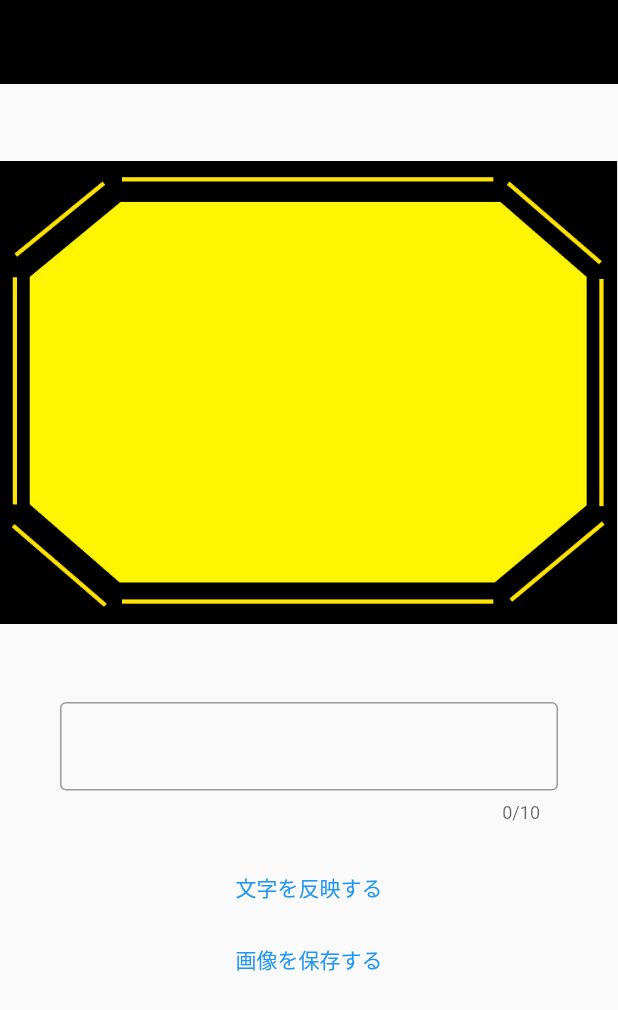
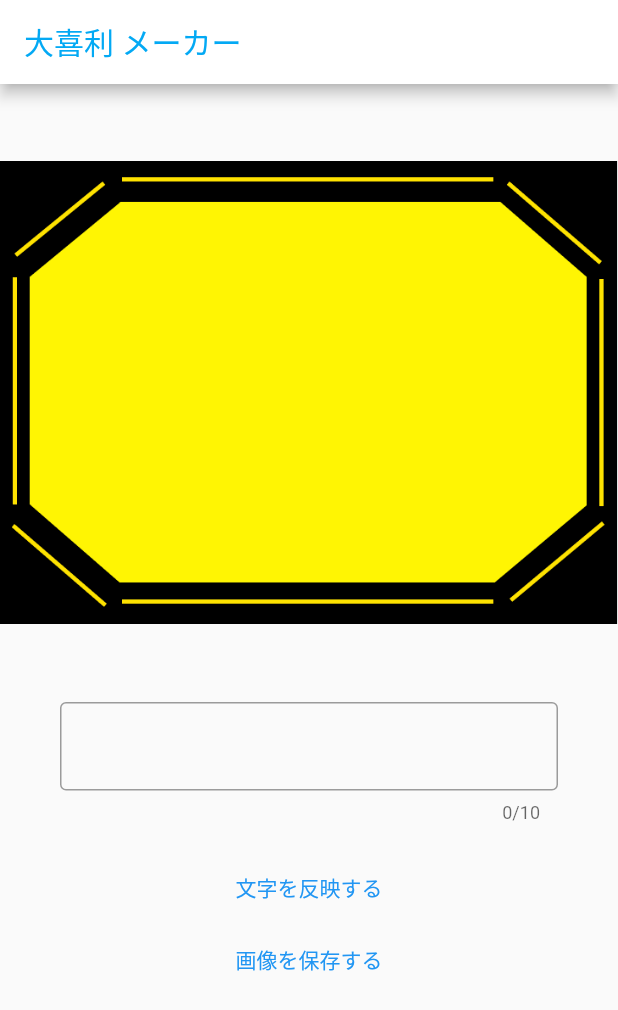
Before and after one commit to iseruuuuu/bokete_create_app, a Flutter app: the screen it shows after launch, on a phone screen of 412 x 824 dp. Shown: the top 1010 px of the screen. Run offline on Flutter 3.47's test engine with Material 2 defaults, Android fonts, the phone set to English and light mode, and no system bars; our stand-ins replace dio, flutter_svg, get, image_gallery_saver; missing offline and left inert: image_editor; project files that could hold a hidden picture were left out.

Commit message:
add: create appbar

```diff
--- a/lib/screen/home_ful/home_ful_screen.dart
+++ b/lib/screen/home_ful/home_ful_screen.dart
@@ -22,8 +22,11 @@ class _HomeFulScreenState extends State<HomeFulScreen> {
   Widget build(BuildContext context) {
     return Scaffold(
       appBar: AppBar(
-        backgroundColor: Colors.black,
-        elevation: 0,
+        backgroundColor: Colors.white,
+        title: const Text(
+          '大喜利 メーカー',
+          style: TextStyle(color: Colors.lightBlue),
+        ),
       ),
       body: Column(
         children: <Widget>[
```
